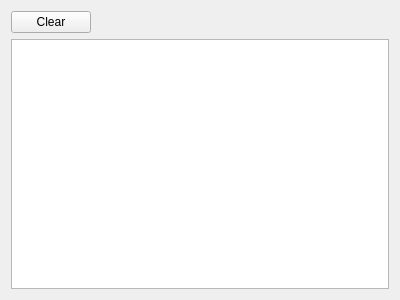
This is src/components/canrawview/canrawview.ui in GENIVI/CANdevStudio as Qt 5 draws it before an edit. The edited form follows.
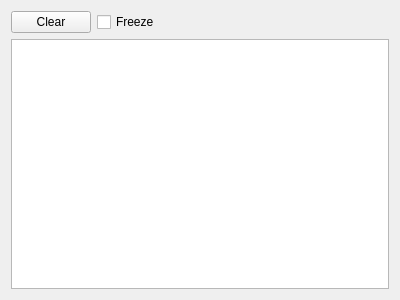
This is the edited form.

Commit message: CDS-35 CANrawViewer Added possibility to stop showing the can frames (#28)

Diff of the .ui file:
```diff
--- a/src/components/canrawview/canrawview.ui
+++ b/src/components/canrawview/canrawview.ui
@@ -35,6 +35,13 @@
        </property>
       </widget>
      </item>
+     <item>
+      <widget class="QCheckBox" name="freezeBox">
+       <property name="text">
+        <string>Freeze</string>
+       </property>
+      </widget>
+     </item>
      <item>
       <spacer name="horizontalSpacer">
        <property name="orientation">
```
The commit also changes 2 other files.
